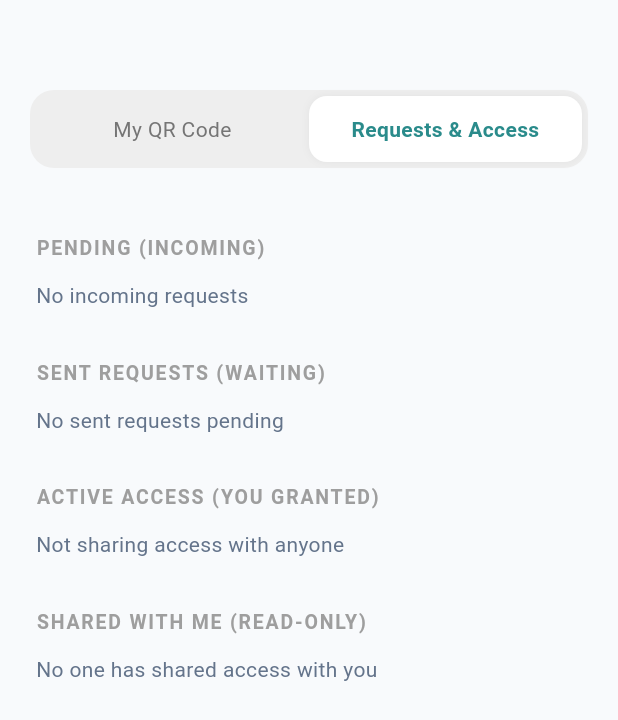
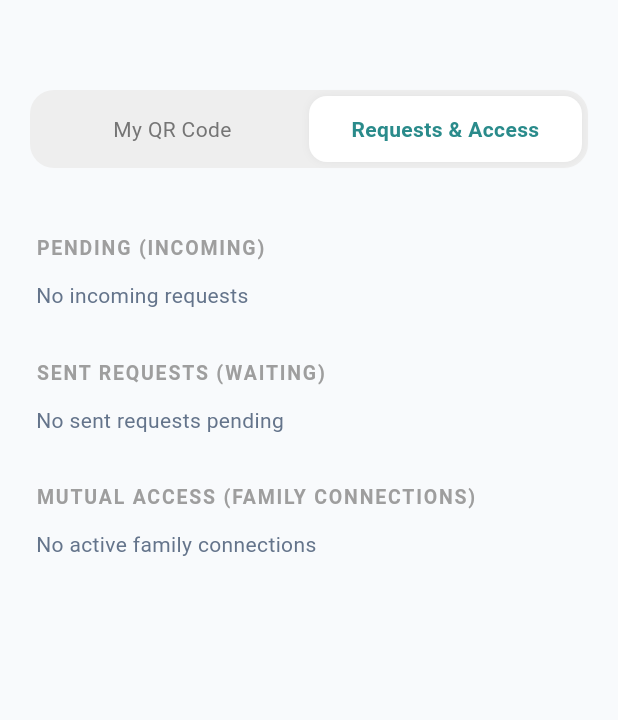
Before and after one commit to aastha-malik/ChikitsaCloud, a Flutter app: the FamilyScreen screen opened directly, after a tap on "Requests & Access", on a phone screen of 412 x 824 dp. Shown: the top 720 px of the screen. Run offline on Flutter 3.47's test engine with Material 3 defaults, Android fonts, the phone set to English and light mode, and no system bars; our stand-ins replace dio, file_picker, flutter_secure_storage, geolocator, google_sign_in, open_filex and 1 more; missing offline and left inert: mobile_scanner; accounts and stored records are empty; network calls fail; statements that could not run were skipped.

Commit message:
family access feature successfully completed.

```diff
--- a/frontend/lib/presentation/providers/family_provider.dart
+++ b/frontend/lib/presentation/providers/family_provider.dart
@@ -24,7 +24,6 @@ class FamilyProvider with ChangeNotifier {
   List<dynamic> get activeAccess => _activeAccess;
 
   List<dynamic> _sharedWithMe = [];
-  List<dynamic> get sharedWithMe => _sharedWithMe;
 
   bool _isFetching = false;
 
@@ -56,14 +55,12 @@ class FamilyProvider with ChangeNotifier {
       final responses = await Future.wait([
         _apiClient.dio.get('/family-access/pending-requests'),
         _apiClient.dio.get('/family-access/active-access'),
-        _apiClient.dio.get('/family-access/shared-with-me'),
         _apiClient.dio.get('/family-access/sent-requests'),
       ]);
 
       _pendingRequests = responses[0].data;
       _activeAccess = responses[1].data;
-      _sharedWithMe = responses[2].data;
-      _sentRequests = responses[3].data;
+      _sentRequests = responses[2].data;
     } catch (e) {
       _errorMessage = "Failed to fetch requests: $e";
     } finally {
@@ -133,13 +130,11 @@ class FamilyProvider with ChangeNotifier {
       final responses = await Future.wait([
         _apiClient.dio.get('/family-access/pending-requests'),
         _apiClient.dio.get('/family-access/active-access'),
-        _apiClient.dio.get('/family-access/shared-with-me'),
         _apiClient.dio.get('/family-access/sent-requests'),
       ]);
       _pendingRequests = responses[0].data;
       _activeAccess = responses[1].data;
-      _sharedWithMe = responses[2].data;
-      _sentRequests = responses[3].data;
+      _sentRequests = responses[2].data;
     } catch (_) {}
   }
 
--- a/frontend/lib/screens/family_screen.dart
+++ b/frontend/lib/screens/family_screen.dart
@@ -232,8 +232,12 @@ class _FamilyScreenState extends State<FamilyScreen> {
   }
 
   Widget _buildRequestsTab(FamilyProvider provider) {
-    return ListView(
+    debugPrint('[DEBUG] Pending: ${provider.pendingRequests.length}, Sent: ${provider.sentRequests.length}');
+    return RefreshIndicator(
+      onRefresh: () => provider.fetchRequests(),
+      child: ListView(
         padding: const EdgeInsets.all(24),
+        physics: const AlwaysScrollableScrollPhysics(),
         children: [
         _buildSectionTitle('PENDING (INCOMING)'),
         const SizedBox(height: 12),
@@ -249,20 +253,14 @@ class _FamilyScreenState extends State<FamilyScreen> {
         else
           ...provider.sentRequests.map((r) => _buildSentRequestCard(r)),
         const SizedBox(height: 32),
-        _buildSectionTitle('ACTIVE ACCESS (YOU GRANTED)'),
+        _buildSectionTitle('MUTUAL ACCESS (FAMILY CONNECTIONS)'),
         const SizedBox(height: 12),
         if (provider.activeAccess.isEmpty)
-          Text('Not sharing access with anyone', style: TextStyle(color: Theme.of(context).textTheme.bodyMedium?.color))
+          Text('No active family connections', style: TextStyle(color: Theme.of(context).textTheme.bodyMedium?.color))
         else
-          ...provider.activeAccess.map((a) => _buildAccessCard(a, provider, true)),
-        const SizedBox(height: 32),
-        _buildSectionTitle('SHARED WITH ME (READ-ONLY)'),
-        const SizedBox(height: 12),
-        if (provider.sharedWithMe.isEmpty)
-          Text('No one has shared access with you', style: TextStyle(color: Theme.of(context).textTheme.bodyMedium?.color))
-        else
-          ...provider.sharedWithMe.map((a) => _buildAccessCard(a, provider, false)),
+          ...provider.activeAccess.map((a) => _buildAccessCard(a, provider)),
       ],
+    ),
 );
   }
 
@@ -329,10 +327,10 @@ class _FamilyScreenState extends State<FamilyScreen> {
     );
   }
 
-  Widget _buildAccessCard(dynamic a, FamilyProvider provider, bool isOwner) {
-    final name = isOwner ? a['viewer_name'] : a['owner_name'];
-    final email = isOwner ? a['viewer_email'] : a['owner_email'];
-    final targetId = isOwner ? a['viewer_user_id'] : a['owner_user_id'];
+  Widget _buildAccessCard(dynamic a, FamilyProvider provider) {
+    final name = a['viewer_name'];
+    final email = a['viewer_email'];
+    final targetId = a['viewer_user_id'];
 
     return Container(
       margin: const EdgeInsets.only(bottom: 12),
@@ -351,14 +349,8 @@ class _FamilyScreenState extends State<FamilyScreen> {
               ],
             ),
           ),
-          if (isOwner)
-            TextButton(
-              onPressed: () => provider.revokeAccess(targetId),
-              child: const Text('Revoke', style: TextStyle(color: Colors.red)),
-            )
-          else
           IconButton(
-              icon: const Icon(Icons.chevron_right, color: AppTheme.primaryColor),
+            icon: const Icon(Icons.visibility_outlined, color: AppTheme.primaryColor),
             onPressed: () {
               Navigator.push(
                 context,
@@ -370,6 +362,10 @@ class _FamilyScreenState extends State<FamilyScreen> {
                 ),
               );
             },
+          ),
+          IconButton(
+            onPressed: () => provider.revokeAccess(targetId),
+            icon: const Icon(Icons.delete_outline, color: Colors.red),
           ),
         ],
       ),
```
Also changed, not shown: 1 other file. Lines whose indentation alone changed are shown as unchanged.
